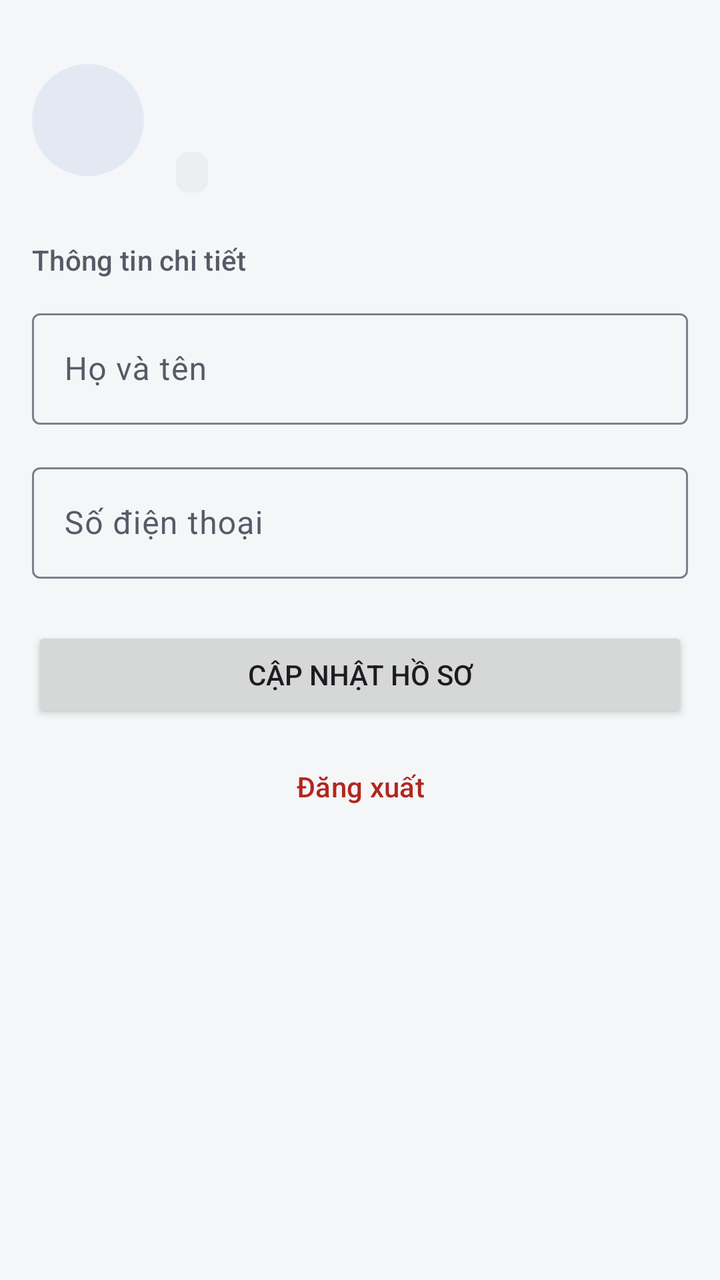
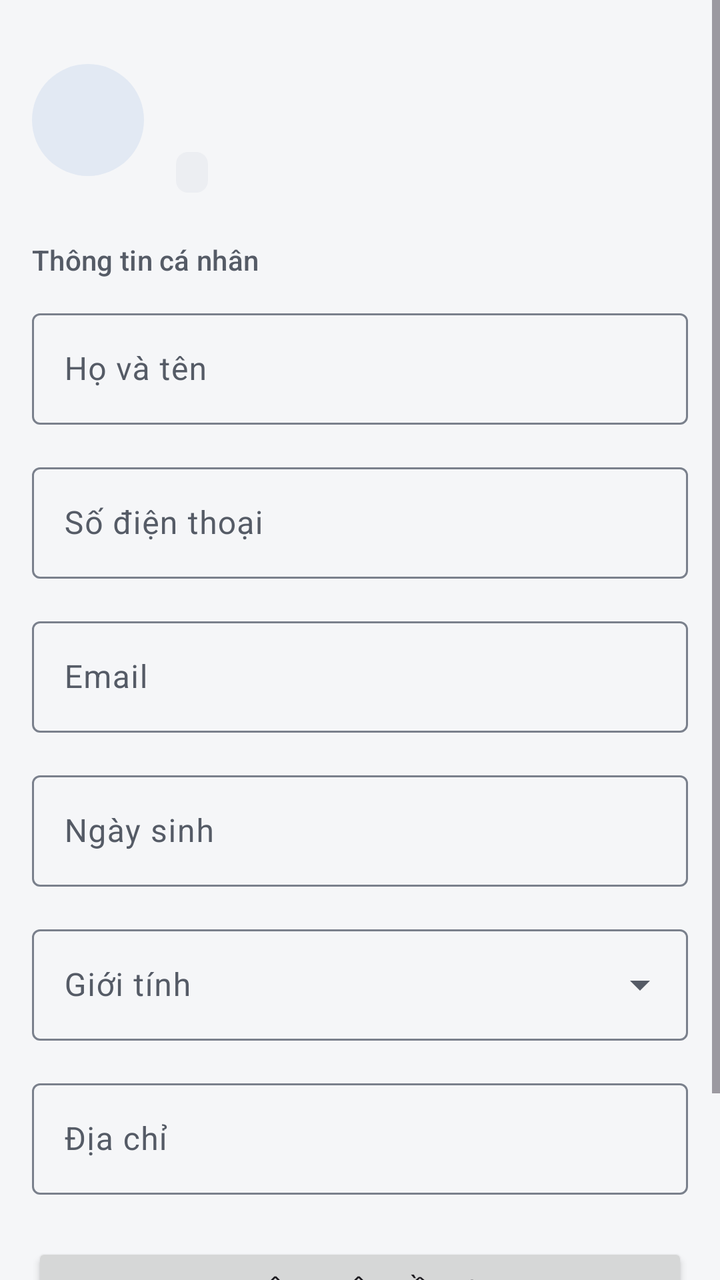

An Android layout rendered at two revisions. The XML below is the earlier revision; the diff shows what the commit changed to produce the second picture.
<!-- AndroidManifest.xml: application theme Theme.Kstudy -->
<!-- res/layout/fragment_profile.xml -->
<?xml version="1.0" encoding="utf-8"?>
<ScrollView xmlns:android="http://schemas.android.com/apk/res/android"
    android:layout_width="match_parent"
    android:layout_height="match_parent"
    android:background="?android:attr/colorBackground"
    android:fillViewport="true">

    <LinearLayout
        android:layout_width="match_parent"
        android:layout_height="wrap_content"
        android:orientation="vertical"
        android:paddingHorizontal="@dimen/screen_padding"
        android:paddingTop="24dp"
        android:paddingBottom="24dp">

        
        <LinearLayout
            android:layout_width="match_parent"
            android:layout_height="wrap_content"
            android:gravity="center_vertical"
            android:orientation="horizontal">

            <TextView
                android:id="@+id/tvProfileInitials"
                style="@style/Widget.Kstudy.Avatar"
                android:layout_width="56dp"
                android:layout_height="56dp"
                android:textAppearance="@style/TextAppearance.Kstudy.ItemTitle"
                android:textColor="?attr/colorOnPrimaryContainer" />

            <LinearLayout
                android:layout_width="0dp"
                android:layout_height="wrap_content"
                android:layout_marginStart="16dp"
                android:layout_weight="1"
                android:orientation="vertical">

                <TextView
                    android:id="@+id/tvProfileFullName"
                    android:layout_width="wrap_content"
                    android:layout_height="wrap_content"
                    android:textAppearance="@style/TextAppearance.Kstudy.Title" />

                <TextView
                    android:id="@+id/tvProfileUsername"
                    android:layout_width="wrap_content"
                    android:layout_height="wrap_content"
                    android:textAppearance="@style/TextAppearance.Kstudy.Body.Secondary" />

                <TextView
                    android:id="@+id/tvProfileRole"
                    style="@style/Widget.Kstudy.StatusTag"
                    android:layout_marginTop="6dp"
                    android:textColor="?attr/colorOnSurfaceVariant" />
            </LinearLayout>
        </LinearLayout>

        <TextView
            style="@style/Widget.Kstudy.SectionHeader"
            android:layout_marginBottom="12dp"
            android:text="Thông tin chi tiết" />

        <com.google.android.material.textfield.TextInputLayout
            android:id="@+id/tilProfileName"
            style="@style/Widget.Material3.TextInputLayout.OutlinedBox"
            android:layout_width="match_parent"
            android:layout_height="wrap_content"
            android:hint="Họ và tên">

            <com.google.android.material.textfield.TextInputEditText
                android:id="@+id/etProfileName"
                android:layout_width="match_parent"
                android:layout_height="wrap_content"
                android:inputType="textPersonName|textCapWords"
                android:maxLines="1" />
        </com.google.android.material.textfield.TextInputLayout>

        <com.google.android.material.textfield.TextInputLayout
            style="@style/Widget.Material3.TextInputLayout.OutlinedBox"
            android:layout_width="match_parent"
            android:layout_height="wrap_content"
            android:layout_marginTop="16dp"
            android:hint="Số điện thoại">

            <com.google.android.material.textfield.TextInputEditText
                android:id="@+id/etProfilePhone"
                android:layout_width="match_parent"
                android:layout_height="wrap_content"
                android:inputType="phone"
                android:maxLines="1" />
        </com.google.android.material.textfield.TextInputLayout>

        <Button
            android:id="@+id/btnUpdateProfile"
            android:layout_width="match_parent"
            android:layout_height="wrap_content"
            android:layout_marginTop="24dp"
            android:text="Cập nhật hồ sơ" />

        <Button
            android:id="@+id/btnLogout"
            style="@style/Widget.Kstudy.Button.Outlined"
            android:layout_width="match_parent"
            android:layout_height="wrap_content"
            android:layout_marginTop="8dp"
            android:text="Đăng xuất"
            android:textColor="@color/danger_text" />
    </LinearLayout>
</ScrollView>
<!-- resources referenced by this layout -->
<resources>
  <dimen name="screen_padding">16dp</dimen>
  <style name="TextAppearance.Kstudy.Body.Secondary">
          <item name="android:textColor">?attr/colorOnSurfaceVariant</item>
      </style>
  <style name="TextAppearance.Kstudy.ItemTitle" parent="TextAppearance.Material3.TitleMedium">
          <item name="android:textColor">?attr/colorOnSurface</item>
      </style>
  <style name="Widget.Kstudy.Button.Outlined" parent="Widget.Material3.Button.OutlinedButton">
          <item name="shapeAppearanceOverlay">@style/ShapeAppearanceOverlay.Kstudy.Control</item>
      </style>
  <style name="Theme.Kstudy" parent="Base.Theme.Kstudy" />
  <!-- drawable bg_circle_avatar (drawable) -->
  <?xml version="1.0" encoding="utf-8"?>
  <shape xmlns:android="http://schemas.android.com/apk/res/android"
      android:shape="oval">
      <solid android:color="@color/primary_container" />
  </shape>
  <style name="TextAppearance.Kstudy.Label" parent="TextAppearance.Material3.LabelMedium">
          <item name="android:textColor">?attr/colorOnSurface</item>
      </style>
  <style name="ShapeAppearanceOverlay.Kstudy.Control" parent="">
          <item name="cornerFamily">rounded</item>
          <item name="cornerSize">@dimen/radius_control</item>
      </style>
  <style name="TextAppearance.Kstudy.Section" parent="TextAppearance.Material3.TitleSmall">
          <item name="android:textColor">?attr/colorOnSurfaceVariant</item>
      </style>
  <!-- drawable bg_chip_status (drawable) -->
  <?xml version="1.0" encoding="utf-8"?>
  <shape xmlns:android="http://schemas.android.com/apk/res/android"
      android:shape="rectangle">
      <solid android:color="@color/surface_container" />
      <corners android:radius="@dimen/radius_tag" />
  </shape>
  <color name="primary_container">#E2E9F3</color>
  <dimen name="radius_control">8dp</dimen>
  <color name="surface_container">#ECEEF2</color>
  <dimen name="radius_tag">6dp</dimen>
  <color name="primary">#1F3A5F</color>
  <color name="on_primary">#FFFFFF</color>
  <color name="on_primary_container">#14263F</color>
  <color name="primary_inverse">#A9C1E3</color>
  <color name="secondary">#56606E</color>
  <color name="secondary_container">#E7EAEF</color>
  <color name="on_secondary_container">#1C2430</color>
  <color name="background">#F5F6F8</color>
  <color name="on_surface">#1B1D21</color>
  <color name="surface">#FFFFFF</color>
  <color name="text_secondary">#555B66</color>
  <color name="surface_inverse">#2F3237</color>
  <color name="on_surface_inverse">#F1F2F4</color>
  <color name="surface_dim">#DCDEE3</color>
  <color name="surface_container_low">#F5F6F8</color>
  <color name="surface_container_high">#E4E7EC</color>
  <color name="outline">#7A808C</color>
  <color name="outline_variant">#DDE0E6</color>
  <color name="error">#B3261E</color>
  <color name="error_container">#FBEAE8</color>
  <color name="on_error_container">#5F1410</color>
  <dimen name="radius_container">12dp</dimen>
  <style name="Widget.Kstudy.Button" parent="Widget.Material3.Button">
          <item name="shapeAppearanceOverlay">@style/ShapeAppearanceOverlay.Kstudy.Control</item>
      </style>
  <style name="Widget.Kstudy.Button.Text" parent="Widget.Material3.Button.TextButton">
          <item name="shapeAppearanceOverlay">@style/ShapeAppearanceOverlay.Kstudy.Control</item>
          <item name="android:minWidth">56dp</item>
      </style>
  <style name="MaterialAlertDialog.Kstudy" parent="MaterialAlertDialog.Material3">
          <item name="backgroundTint">?attr/colorSurface</item>
      </style>
  <style name="Widget.Kstudy.Button.Text.Dialog" parent="Widget.Material3.Button.TextButton.Dialog">
          <item name="shapeAppearanceOverlay">@style/ShapeAppearanceOverlay.Kstudy.Control</item>
      </style>
  <style name="Widget.Kstudy.Button.Text.Dialog.Flush">
          <item name="android:layout_marginStart">0dp</item>
          <item name="android:layout_marginLeft">0dp</item>
      </style>
  <!-- unchanged entries left out for length: 6 -->
</resources>

<!-- the commit's change to res/layout/fragment_profile.xml (unified diff, before → after) -->
@@ -55,10 +55,23 @@
             </LinearLayout>
         </LinearLayout>
 
+        
+        <TextView
+            android:id="@+id/tvProfileRoleInfoHeader"
+            style="@style/Widget.Kstudy.SectionHeader"
+            android:visibility="gone" />
+
+        <LinearLayout
+            android:id="@+id/layoutProfileRoleInfo"
+            android:layout_width="match_parent"
+            android:layout_height="wrap_content"
+            android:orientation="vertical"
+            android:visibility="gone" />
+
         <TextView
             style="@style/Widget.Kstudy.SectionHeader"
             android:layout_marginBottom="12dp"
-            android:text="Thông tin chi tiết" />
+            android:text="Thông tin cá nhân" />
 
         <com.google.android.material.textfield.TextInputLayout
             android:id="@+id/tilProfileName"
@@ -90,6 +103,74 @@
                 android:maxLines="1" />
         </com.google.android.material.textfield.TextInputLayout>
 
+        
+        <com.google.android.material.textfield.TextInputLayout
+            android:id="@+id/tilEmail"
+            style="@style/Widget.Material3.TextInputLayout.OutlinedBox"
+            android:layout_width="match_parent"
+            android:layout_height="wrap_content"
+            android:layout_marginTop="16dp"
+            android:hint="Email">
+
+            <com.google.android.material.textfield.TextInputEditText
+                android:id="@+id/etEmail"
+                android:layout_width="match_parent"
+                android:layout_height="wrap_content"
+                android:inputType="textEmailAddress"
+                android:maxLines="1" />
+        </com.google.android.material.textfield.TextInputLayout>
+
+        
+        <com.google.android.material.textfield.TextInputLayout
+            android:id="@+id/tilBirthDate"
+            style="@style/Widget.Material3.TextInputLayout.OutlinedBox"
+            android:layout_width="match_parent"
+            android:layout_height="wrap_content"
+            android:layout_marginTop="16dp"
+            android:hint="Ngày sinh">
+
+            <com.google.android.material.textfield.TextInputEditText
+                android:id="@+id/etBirthDate"
+                android:layout_width="match_parent"
+                android:layout_height="wrap_content"
+                android:clickable="true"
+                android:cursorVisible="false"
+                android:focusable="false" />
+        </com.google.android.material.textfield.TextInputLayout>
+
+        
+        <com.google.android.material.textfield.TextInputLayout
+            android:id="@+id/tilGender"
+            style="@style/Widget.Material3.TextInputLayout.OutlinedBox.ExposedDropdownMenu"
+            android:layout_width="match_parent"
+            android:layout_height="wrap_content"
+            android:layout_marginTop="16dp"
+            android:hint="Giới tính">
+
+            <AutoCompleteTextView
+                android:id="@+id/actvGender"
+                android:layout_width="match_parent"
+                android:layout_height="wrap_content"
+                android:inputType="none"
+                android:saveEnabled="false" />
+        </com.google.android.material.textfield.TextInputLayout>
+
+        <com.google.android.material.textfield.TextInputLayout
+            android:id="@+id/tilAddress"
+            style="@style/Widget.Material3.TextInputLayout.OutlinedBox"
+            android:layout_width="match_parent"
+            android:layout_height="wrap_content"
+            android:layout_marginTop="16dp"
+            android:hint="Địa chỉ">
+
+            <com.google.android.material.textfield.TextInputEditText
+                android:id="@+id/etAddress"
+                android:layout_width="match_parent"
+                android:layout_height="wrap_content"
+                android:inputType="textPostalAddress|textCapSentences|textMultiLine"
+                android:maxLines="3" />
+        </com.google.android.material.textfield.TextInputLayout>
+
         <Button
             android:id="@+id/btnUpdateProfile"
             android:layout_width="match_parent"
